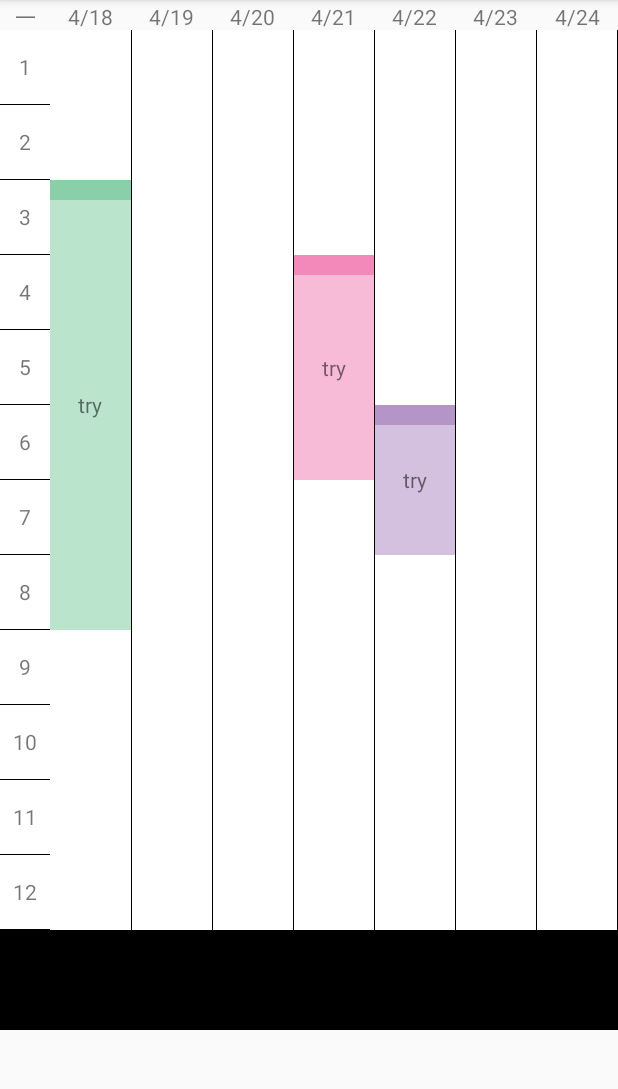
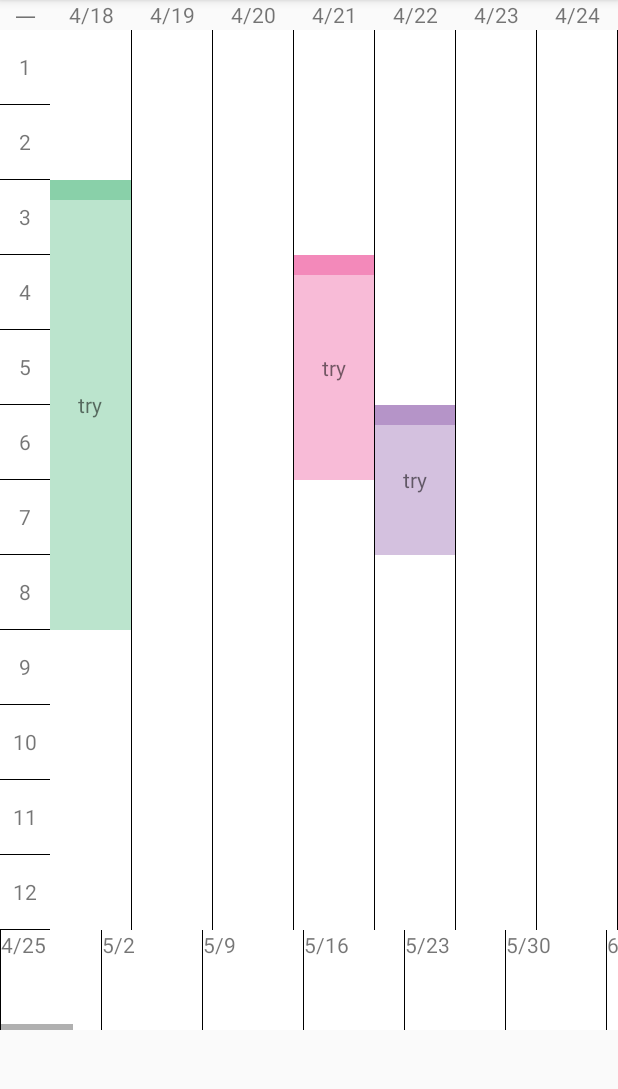
Before and after one commit to timliao0206/leave_application_system, an Android app: the ClassSchedule screen opened directly, with no data from a screen before it, on a phone screen of 412 x 824 dp, the part 84-1173 px from its top. Run offline under Robolectric (Android 15) with nearby library versions, the phone set to English and light mode, and no system bars; libraries missing offline, so code that uses them is left out: com.mysql.jdbc.

```diff
--- a/app/src/main/java/com/example/leave_application_system/ClassSchedule.java
+++ b/app/src/main/java/com/example/leave_application_system/ClassSchedule.java
@@ -321,32 +321,7 @@ public class ClassSchedule extends AppCompatActivity {
             }
         });
 
-        LinearLayout weekScroll = findViewById(R.id.weekSelect);
-        Date date_ = new Date();
-        Calendar calendar = Calendar.getInstance();
-        calendar.setTime(date_);
-        for(int i=0 ; i<52 ; i++){
-            calendar.add(Calendar.DATE,7);
-            int month = calendar.get(Calendar.MONTH);
-            int date = calendar.get(Calendar.DATE);
-
-            TextView newText = new TextView(this);
-            newText.setText(month+1+"/"+date);
-            newText.setClickable(true);
-            newText.setLayoutParams(new LinearLayout.LayoutParams(100,100));
-
-
-            final String index = calendar.get(Calendar.YEAR)+"-"+month+1+"-"+date+" 00:00:00";
-            newText.setOnClickListener(new TextView.OnClickListener(){
-                @Override
-                public void onClick(View view){
-                    createSchedule(index);
-                }
-            });
-
-            weekScroll.addView(newText);
-        }
-
+        createWeekSelection();
 
 
     }
@@ -440,6 +415,7 @@ public class ClassSchedule extends AppCompatActivity {
             e.printStackTrace();
         }
 
+        CleanSchedule();
 
         //schedule create here
         //get from sql
@@ -450,4 +426,87 @@ public class ClassSchedule extends AppCompatActivity {
 
     }
 
+    private void createWeekSelection(){
+
+        LinearLayout weekScroll = findViewById(R.id.weekSelect);
+
+        Date date_ = new Date();
+        Calendar calendar = Calendar.getInstance();
+        calendar.setTime(date_);
+
+        for(int i=0 ; i<52 ; i++){
+            calendar.add(Calendar.DATE,7);
+            int month = calendar.get(Calendar.MONTH);
+            int date = calendar.get(Calendar.DATE);
+
+            month++;
+            LinearLayout.LayoutParams lp = new LinearLayout.LayoutParams(100,100);
+            lp.leftMargin = 1;
+            TextView newText = new TextView(this);
+            newText.setText(month+"/"+date);
+            newText.setClickable(true);
+            newText.setLayoutParams(lp);
+            newText.setBackgroundColor(Color.WHITE);
+
+            final String index = calendar.get(Calendar.YEAR)+"-"+month+"-"+date+" 00:00:00";
+            newText.setOnClickListener(new TextView.OnClickListener(){
+                @Override
+                public void onClick(View view){
+                    createSchedule(index);
+                }
+            });
+
+            weekScroll.addView(newText);
+        }
+    }
+
+    private void CleanSchedule(){
+
+        RelativeLayout beCleaned;
+
+        TextView tv1 = new TextView(this);
+        tv1.setLayoutParams(new RelativeLayout.LayoutParams(RelativeLayout.LayoutParams.MATCH_PARENT,RelativeLayout.LayoutParams.WRAP_CONTENT));
+        beCleaned = findViewById(R.id.Monday);
+        beCleaned.removeAllViews();
+        beCleaned.addView(tv1);
+
+        TextView tv2 = new TextView(this);
+        tv2.setLayoutParams(new RelativeLayout.LayoutParams(RelativeLayout.LayoutParams.MATCH_PARENT,RelativeLayout.LayoutParams.WRAP_CONTENT));
+        beCleaned = findViewById(R.id.Tuesday);
+        beCleaned.removeAllViews();
+        beCleaned.addView(tv2);
+
+        TextView tv3 = new TextView(this);
+        tv3.setLayoutParams(new RelativeLayout.LayoutParams(RelativeLayout.LayoutParams.MATCH_PARENT,RelativeLayout.LayoutParams.WRAP_CONTENT));
+        beCleaned = findViewById(R.id.Wednesday);
+        beCleaned.removeAllViews();
+        beCleaned.addView(tv3);
+
+        TextView tv4 = new TextView(this);
+        tv4.setLayoutParams(new RelativeLayout.LayoutParams(RelativeLayout.LayoutParams.MATCH_PARENT,RelativeLayout.LayoutParams.WRAP_CONTENT));
+        beCleaned = findViewById(R.id.Thursday);
+        beCleaned.removeAllViews();
+        beCleaned.addView(tv4);
+
+        TextView tv5 = new TextView(this);
+        tv5.setLayoutParams(new RelativeLayout.LayoutParams(RelativeLayout.LayoutParams.MATCH_PARENT,RelativeLayout.LayoutParams.WRAP_CONTENT));
+        beCleaned = findViewById(R.id.Friday);
+        beCleaned.removeAllViews();
+        beCleaned.addView(tv5);
+
+        TextView tv6 = new TextView(this);
+        tv6.setLayoutParams(new RelativeLayout.LayoutParams(RelativeLayout.LayoutParams.MATCH_PARENT,RelativeLayout.LayoutParams.WRAP_CONTENT));
+        beCleaned = findViewById(R.id.Saturday);
+        beCleaned.removeAllViews();
+        beCleaned.addView(tv6);
+
+        TextView tv7 = new TextView(this);
+        tv7.setLayoutParams(new RelativeLayout.LayoutParams(RelativeLayout.LayoutParams.MATCH_PARENT,RelativeLayout.LayoutParams.WRAP_CONTENT));
+        beCleaned = findViewById(R.id.Sunday);
+        beCleaned.removeAllViews();
+        beCleaned.addView(tv7);
+
+        return;
+    }
+
 }
--- /dev/null
+++ b/app/src/main/res/drawable/round_button.xml
@@ -0,0 +1,6 @@
+<?xml version="1.0" encoding="utf-8"?>
+<shape xmlns:android="http://schemas.android.com/apk/res/android"
+    android:shape="oval">
+    <solid android:color="#FFDD00"/>
+    <stroke android:width="8dp" android:color="#FFFFFF"/>
+</shape>
--- a/app/src/main/res/layout/layout_day_content.xml
+++ b/app/src/main/res/layout/layout_day_content.xml
@@ -10,35 +10,42 @@
     <TextView
         android:id="@+id/firstDay"
         style="@style/style_text_day"
+        android:layout_width="match_parent"
         android:text="周一" />
 
     <TextView
         android:id="@+id/secondDay"
         style="@style/style_text_day"
+        android:layout_width="match_parent"
         android:text="周二" />
 
     <TextView
         android:id="@+id/thirdDay"
         style="@style/style_text_day"
+        android:layout_width="match_parent"
         android:text="周三" />
 
     <TextView
         android:id="@+id/forthDay"
         style="@style/style_text_day"
+        android:layout_width="match_parent"
         android:text="周四" />
 
     <TextView
         android:id="@+id/fifthDay"
         style="@style/style_text_day"
+        android:layout_width="match_parent"
         android:text="周五" />
 
     <TextView
         android:id="@+id/sixthDay"
         style="@style/style_text_day"
+        android:layout_width="match_parent"
         android:text="周六" />
 
     <TextView
         android:id="@+id/seventhDay"
         style="@style/style_text_day"
+        android:layout_width="match_parent"
         android:text="周日" />
 </merge>
--- a/app/src/main/res/layout/login_activity.xml
+++ b/app/src/main/res/layout/login_activity.xml
@@ -6,13 +6,13 @@
     android:layout_height="match_parent"
     tools:context=".MainActivity"
     android:orientation="vertical"
-    android:weightSum="3">
+    android:weightSum="10">
 
     <androidx.viewpager.widget.ViewPager
         android:id="@+id/pager"
         android:layout_width="wrap_content"
         android:layout_height="wrap_content"
-        android:layout_weight="2"/>
+        android:layout_weight="3"/>
     <com.viewpagerindicator.CirclePageIndicator
         android:id="@+id/CirclePageindicator"
         android:layout_height="wrap_content"
@@ -28,7 +28,7 @@
     <LinearLayout
         android:layout_width="match_parent"
         android:layout_height="match_parent"
-        android:layout_weight="2"
+        android:layout_weight="7"
         android:orientation="vertical">
 
         <EditText
```
Also changed, not shown: app/src/main/res/layout/personalhub.xml (+23 -15 lines).
